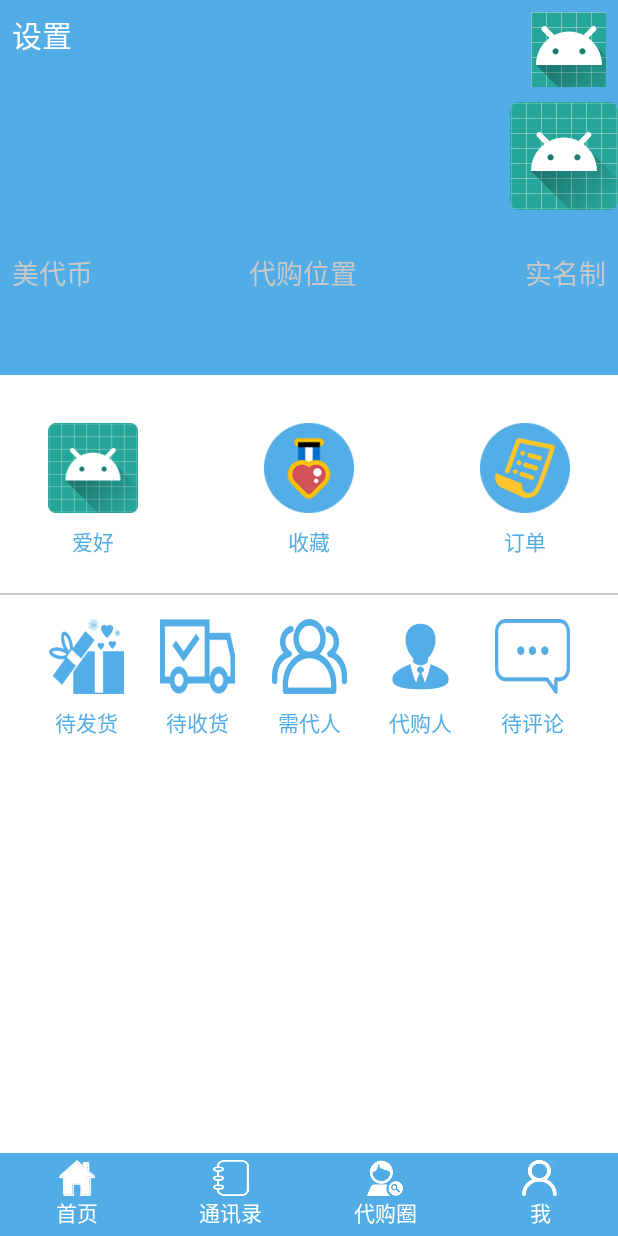
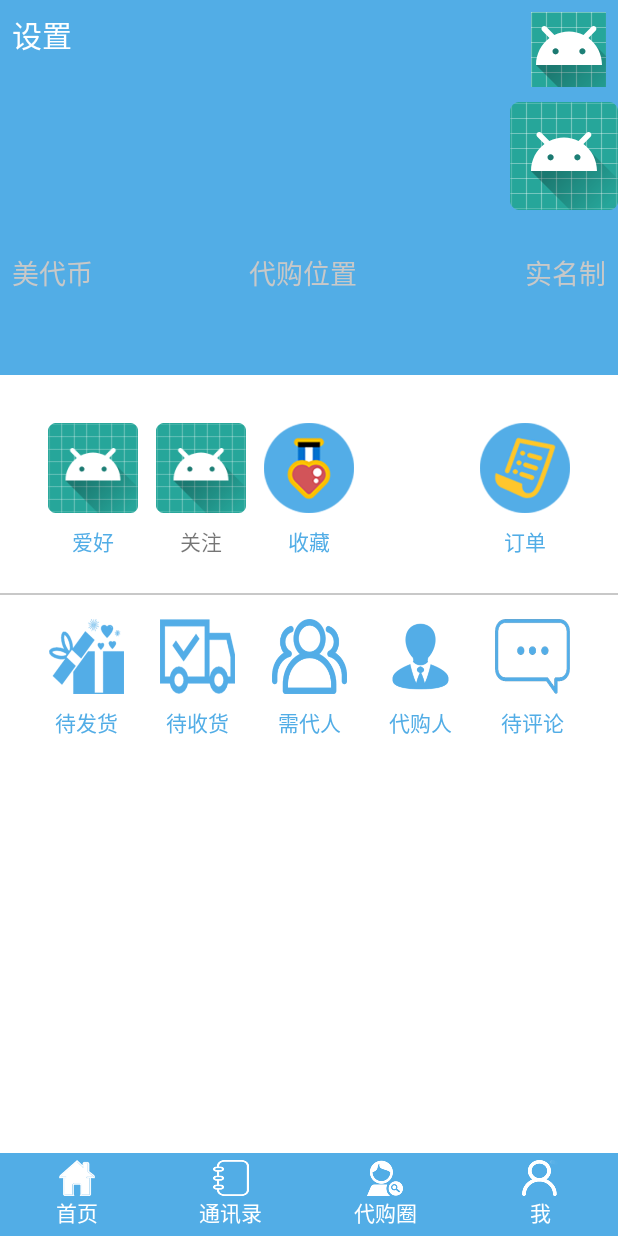
Before and after one commit to zhaoweih/Meidai, an Android app: the fragment UserFragment placed in its activity, on a phone screen of 412 x 824 dp. Run offline under Robolectric (Android 15) with nearby library versions, the phone set to English and light mode, and no system bars; our stand-ins replace Picasso; libraries missing offline, so code that uses them is left out: org.litepal.crud; pictures from the network do not load; 2 statements that could not run were skipped.

Commit message:
完成关注页面数据展示

```diff
--- a/app/src/main/AndroidManifest.xml
+++ b/app/src/main/AndroidManifest.xml
@@ -23,7 +23,8 @@
         <activity android:name=".LoginActivity" />
         <activity android:name=".GoodActivity" />
         <activity android:name=".BuyActivity" />
-        <activity android:name=".CollectionActivity"></activity>
+        <activity android:name=".CollectionActivity" />
+        <activity android:name=".ConcernActivity"></activity>
     </application>
 
 </manifest>
--- a/app/src/main/java/me/zhaoweihao/shopping/UserFragment.kt
+++ b/app/src/main/java/me/zhaoweihao/shopping/UserFragment.kt
@@ -41,6 +41,10 @@ class UserFragment : Fragment() {
         }
         iv_user_collect.setOnClickListener {
             val intent = Intent(activity, CollectionActivity::class.java)
+            startActivity(intent)
+        }
+        iv_user_concern.setOnClickListener {
+            val intent = Intent(activity, ConcernActivity::class.java)
             startActivity(intent)
         }
     }
--- a/app/src/main/res/layout/fragment_user.xml
+++ b/app/src/main/res/layout/fragment_user.xml
@@ -357,4 +357,23 @@
         app:layout_constraintStart_toStartOf="@id/imageView11"
         app:layout_constraintTop_toBottomOf="@id/imageView11" />
 
+    <ImageView
+        android:id="@+id/iv_user_concern"
+        android:layout_width="60dp"
+        android:layout_height="60dp"
+        app:layout_constraintEnd_toStartOf="@+id/iv_user_collect"
+        app:layout_constraintStart_toEndOf="@+id/imageView4"
+        app:layout_constraintTop_toTopOf="@+id/imageView4"
+        app:srcCompat="@mipmap/ic_launcher" />
+
+    <TextView
+        android:id="@+id/textView6"
+        android:layout_width="wrap_content"
+        android:layout_height="wrap_content"
+        android:layout_marginTop="8dp"
+        android:text="关注"
+        app:layout_constraintEnd_toEndOf="@+id/iv_user_concern"
+        app:layout_constraintStart_toStartOf="@+id/iv_user_concern"
+        app:layout_constraintTop_toBottomOf="@+id/iv_user_concern" />
+
 </android.support.constraint.ConstraintLayout>
```
Also changed, not shown: app/src/main/java/me/zhaoweihao/shopping/ConcernActivity.kt (added, +63 -0 lines), app/src/main/java/me/zhaoweihao/shopping/adapter/CollectionsAdapter.kt (+6 -7 lines), app/src/main/java/me/zhaoweihao/shopping/adapter/ConcernsAdapter.kt (added, +70 -0 lines), app/src/main/java/me/zhaoweihao/shopping/gson/Concerns.kt (added, +32 -0 lines), app/src/main/java/me/zhaoweihao/shopping/utils/Utility.kt (+11 -0 lines), app/src/main/res/layout/activity_concern.xml (added, +19 -0 lines), app/src/main/res/layout/concerns_item.xml (added, +31 -0 lines).
